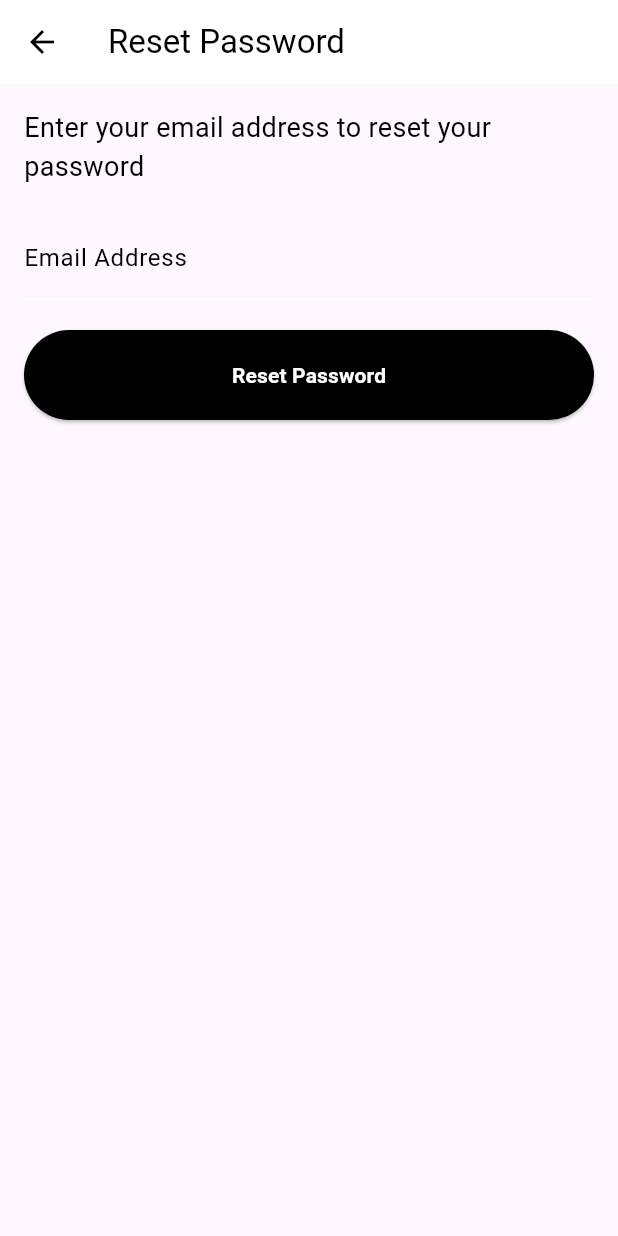
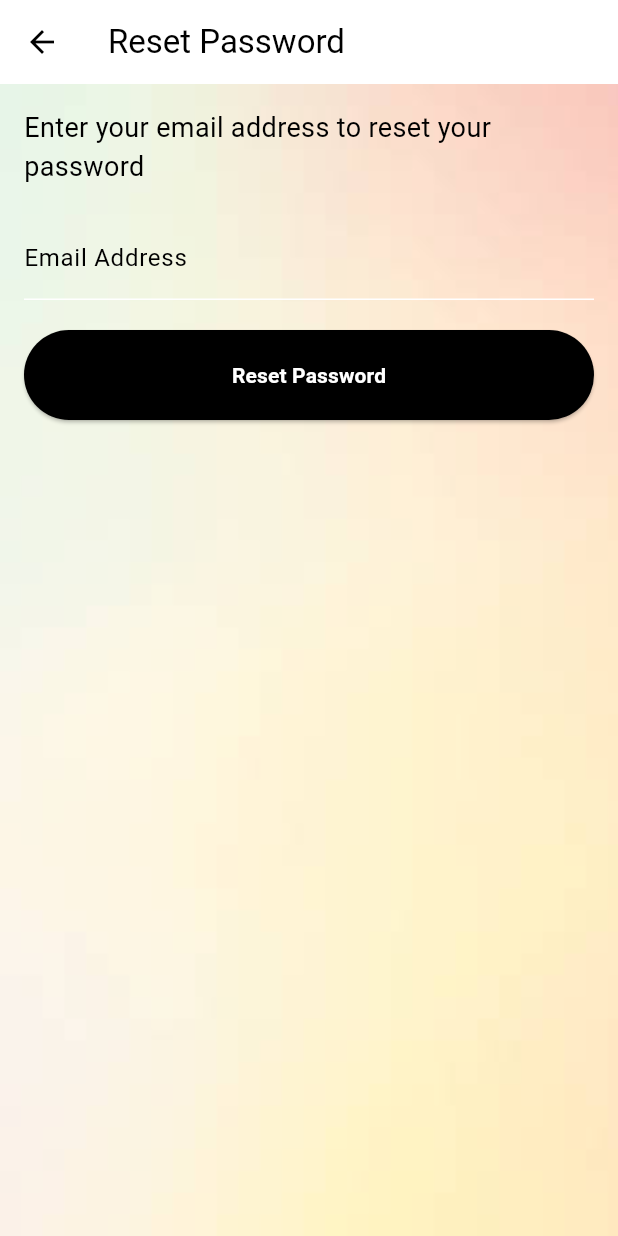
Before and after one commit to HuiZhenChin/6002CEM_Project, a Flutter app: the ResetPasswordPage screen opened directly, on a phone screen of 412 x 824 dp. Run offline on Flutter 3.47's test engine with Material 3 defaults, Android fonts, the phone set to English and light mode, and no system bars; our stand-ins replace animated_bottom_navigation_bar, bloc, cloud_firestore, firebase_auth, firebase_core, firebase_messaging and 6 more; accounts and stored records are empty.

Commit message:
Update Reset Password and Add Calendar UI

```diff
--- a/dollar_sense/lib/add_calendar.dart
+++ b/dollar_sense/lib/add_calendar.dart
@@ -129,6 +129,7 @@ class _AddCalendarPageState extends State<AddCalendarPage> {
     String givenDate =
         '${widget.selectedDate.year}-${widget.selectedDate.month}-${widget.selectedDate.day}';
     return Scaffold(
+      backgroundColor: Colors.white,
       appBar: AppBar(
         title: Text('Add Calendar Event'),
       ),
--- a/dollar_sense/lib/reset_password.dart
+++ b/dollar_sense/lib/reset_password.dart
@@ -18,20 +18,33 @@ class _ResetPasswordPageState extends State<ResetPasswordPage> {
       appBar: AppBar(
         title: Text('Reset Password'),
       ),
-      body: Padding(
+      body: Stack(
+        children: [
+          Image.asset(
+            'assets/background.jpg',
+            fit: BoxFit.cover,
+            height: double.infinity,
+            width: double.infinity,
+          ),
+          Container( // Semi-transparent overlay
+            child: Padding(
               padding: const EdgeInsets.all(16.0),
               child: Column(
                 crossAxisAlignment: CrossAxisAlignment.stretch,
                 children: [
                   Text(
                     'Enter your email address to reset your password',
-              style: TextStyle(fontSize: 18.0),
+                    style: TextStyle(fontSize: 18.0, color: Colors.black),
                   ),
                   SizedBox(height: 20.0),
                   TextFormField(
                     controller: _emailController,
-              decoration: InputDecoration(labelText: 'Email Address'),
+                    decoration: InputDecoration(
+                      labelText: 'Email Address',
+                      labelStyle: TextStyle(color: Colors.black),
+                    ),
                     keyboardType: TextInputType.emailAddress,
+                    style: TextStyle(color: Colors.black),
                     validator: (value) {
                       if (value == null || value.isEmpty) {
                         return 'Please enter your email address';
@@ -59,10 +72,12 @@ class _ResetPasswordPageState extends State<ResetPasswordPage> {
                 ],
               ),
             ),
+          ),
+        ],
+      ),
     );
   }
 
-  //ask user to enter email to send reset password link
   Future<void> _resetPassword(BuildContext context) async {
     final email = _emailController.text.trim();
     if (email.isEmpty) {
@@ -78,17 +93,14 @@ class _ResetPasswordPageState extends State<ResetPasswordPage> {
     });
 
     try {
-      //send reset password link to the email entered by user
       await FirebaseAuth.instance.sendPasswordResetEmail(email: email);
-
       ScaffoldMessenger.of(context).showSnackBar(SnackBar(
         content: Text('Password reset email sent. Please check your inbox.'),
         backgroundColor: Colors.green,
       ));
     } catch (e) {
       ScaffoldMessenger.of(context).showSnackBar(SnackBar(
-        content: Text(
-            'Failed to send password reset email. Please try again later.'),
+        content: Text('Failed to send password reset email. Please try again later.'),
         backgroundColor: Colors.red,
       ));
     } finally {
```
Lines whose indentation alone changed are shown as unchanged.
